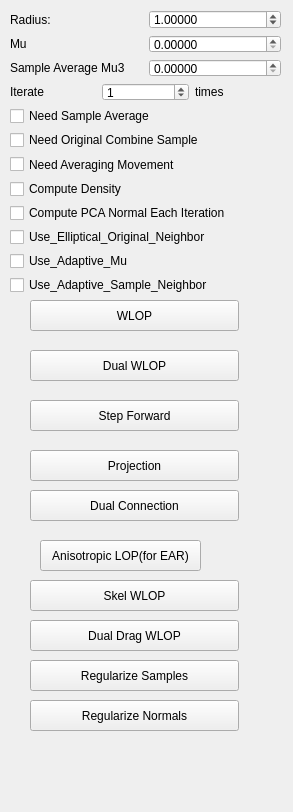
The window that point-cloud-2015/UI/para_wlop.ui (sunwaylive/Point-Cloud-Processing-2015) describes before a commit, drawn with Qt 5.
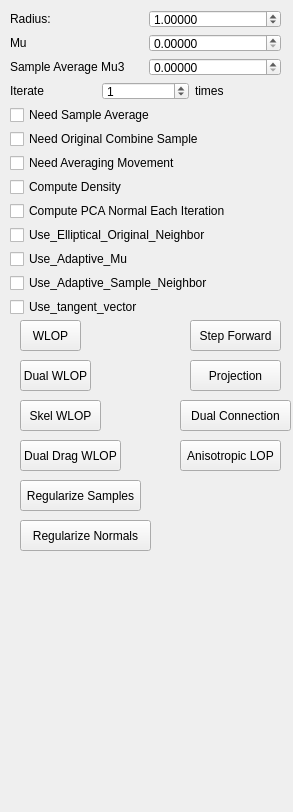
The same window after the commit.

Commit message: added WLOP on tangent plane

What changed in the file:
```diff
--- a/point-cloud-2015/UI/para_wlop.ui
+++ b/point-cloud-2015/UI/para_wlop.ui
@@ -19,7 +19,7 @@
      <x>10</x>
      <y>10</y>
      <width>271</width>
-     <height>284</height>
+     <height>306</height>
     </rect>
    </property>
    <layout class="QVBoxLayout" name="verticalLayout">
@@ -179,27 +179,34 @@
       </property>
      </widget>
     </item>
+    <item>
+     <widget class="QCheckBox" name="Use_tangent_vector">
+      <property name="text">
+       <string>Use_tangent_vector</string>
+      </property>
+     </widget>
+    </item>
    </layout>
   </widget>
   <widget class="QPushButton" name="anisotropic_lop_apply">
    <property name="geometry">
     <rect>
-     <x>40</x>
-     <y>540</y>
-     <width>161</width>
+     <x>180</x>
+     <y>440</y>
+     <width>101</width>
      <height>31</height>
     </rect>
    </property>
    <property name="text">
-    <string>Anisotropic LOP(for EAR)</string>
+    <string>Anisotropic LOP</string>
    </property>
   </widget>
   <widget class="QPushButton" name="wlop_apply">
    <property name="geometry">
     <rect>
-     <x>30</x>
-     <y>300</y>
-     <width>209</width>
+     <x>20</x>
+     <y>320</y>
+     <width>61</width>
      <height>31</height>
     </rect>
    </property>
@@ -210,9 +217,9 @@
   <widget class="QPushButton" name="dual_wlop_apply">
    <property name="geometry">
     <rect>
-     <x>30</x>
-     <y>350</y>
-     <width>209</width>
+     <x>20</x>
+     <y>360</y>
+     <width>71</width>
      <height>31</height>
     </rect>
    </property>
@@ -223,9 +230,9 @@
   <widget class="QPushButton" name="step_forward">
    <property name="geometry">
     <rect>
-     <x>30</x>
-     <y>400</y>
-     <width>209</width>
+     <x>190</x>
+     <y>320</y>
+     <width>91</width>
      <height>31</height>
     </rect>
    </property>
@@ -236,9 +243,9 @@
   <widget class="QPushButton" name="wlop_projection">
    <property name="geometry">
     <rect>
-     <x>30</x>
-     <y>450</y>
-     <width>209</width>
+     <x>190</x>
+     <y>360</y>
+     <width>91</width>
      <height>31</height>
     </rect>
    </property>
@@ -249,9 +256,9 @@
   <widget class="QPushButton" name="dual_connection">
    <property name="geometry">
     <rect>
-     <x>30</x>
-     <y>490</y>
-     <width>209</width>
+     <x>180</x>
+     <y>400</y>
+     <width>111</width>
      <height>31</height>
     </rect>
    </property>
@@ -262,9 +269,9 @@
   <widget class="QPushButton" name="skel_wlop">
    <property name="geometry">
     <rect>
-     <x>30</x>
-     <y>580</y>
-     <width>209</width>
+     <x>20</x>
+     <y>400</y>
+     <width>81</width>
      <height>31</height>
     </rect>
    </property>
@@ -275,9 +282,9 @@
   <widget class="QPushButton" name="dual_drag_wlop">
    <property name="geometry">
     <rect>
-     <x>30</x>
-     <y>620</y>
-     <width>209</width>
+     <x>20</x>
+     <y>440</y>
+     <width>101</width>
      <height>31</height>
     </rect>
    </property>
@@ -288,9 +295,9 @@
   <widget class="QPushButton" name="regularize_samples">
    <property name="geometry">
     <rect>
-     <x>30</x>
-     <y>660</y>
-     <width>209</width>
+     <x>20</x>
+     <y>480</y>
+     <width>121</width>
      <height>31</height>
     </rect>
    </property>
@@ -301,9 +308,9 @@
   <widget class="QPushButton" name="regularize_normals">
    <property name="geometry">
     <rect>
-     <x>30</x>
-     <y>700</y>
-     <width>209</width>
+     <x>20</x>
+     <y>520</y>
+     <width>131</width>
      <height>31</height>
     </rect>
    </property>
```
The commit also changes 13 other files.
